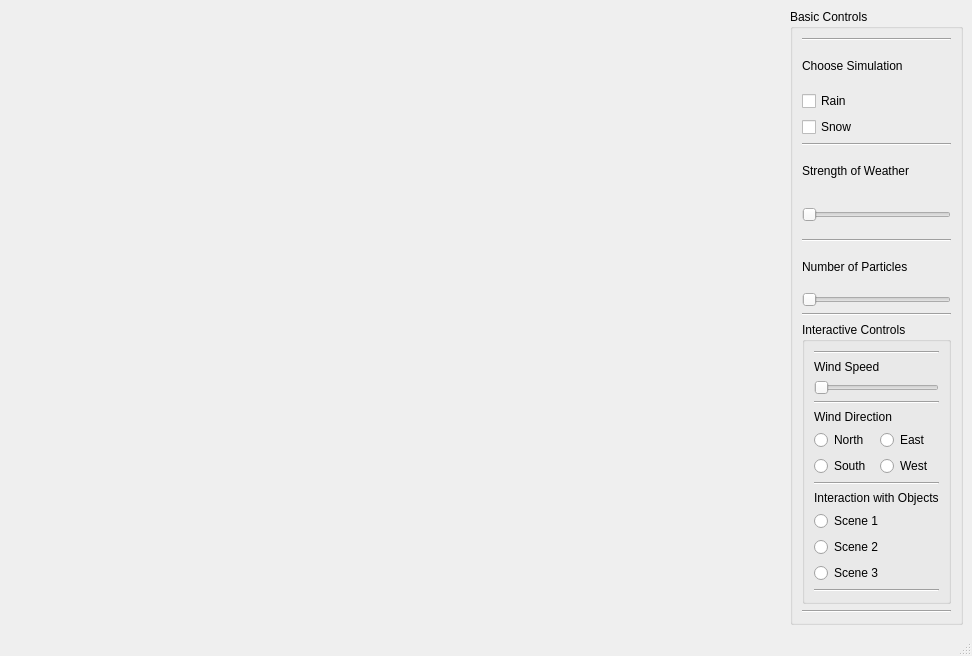
The window that ui/MainWindow.ui (edinamorris/AGSDT-Assignment) describes before a commit, drawn with Qt 5.
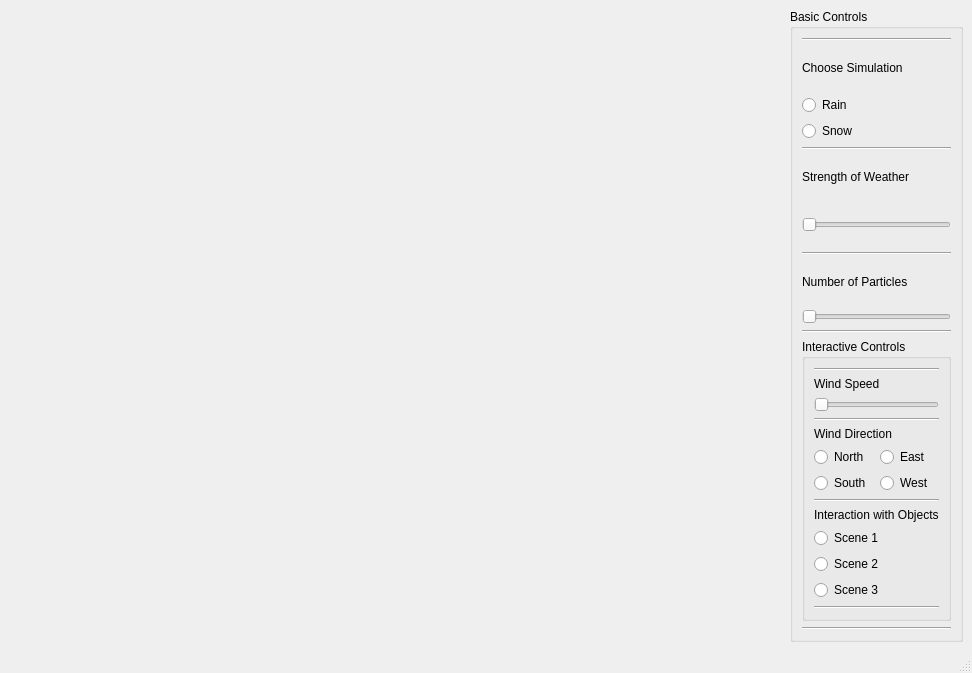
The same window after the commit.

The edit to the form file:
```diff
--- a/ui/MainWindow.ui
+++ b/ui/MainWindow.ui
@@ -7,7 +7,7 @@
     <x>0</x>
     <y>0</y>
     <width>972</width>
-    <height>656</height>
+    <height>673</height>
    </rect>
   </property>
   <property name="windowTitle">
@@ -34,63 +34,25 @@
        <string>Basic Controls</string>
       </property>
       <layout class="QGridLayout" name="gridLayout_2">
-       <item row="0" column="0">
-        <widget class="Line" name="line_4">
-         <property name="orientation">
-          <enum>Qt::Horizontal</enum>
-         </property>
-        </widget>
-       </item>
-       <item row="13" column="0">
-        <widget class="Line" name="line">
-         <property name="orientation">
-          <enum>Qt::Horizontal</enum>
-         </property>
-        </widget>
-       </item>
        <item row="2" column="0">
-        <widget class="QCheckBox" name="m_rain">
-         <property name="text">
-          <string>Rain</string>
-         </property>
-        </widget>
+        <layout class="QVBoxLayout" name="verticalLayout">
+         <item>
+          <widget class="QRadioButton" name="m_rain">
+           <property name="text">
+            <string>Rain</string>
+           </property>
+          </widget>
+         </item>
+         <item>
+          <widget class="QRadioButton" name="m_snow">
+           <property name="text">
+            <string>Snow</string>
+           </property>
+          </widget>
+         </item>
+        </layout>
        </item>
-       <item row="4" column="0">
-        <widget class="Line" name="line_3">
-         <property name="orientation">
-          <enum>Qt::Horizontal</enum>
-         </property>
-        </widget>
-       </item>
-       <item row="5" column="0">
-        <widget class="QLabel" name="label">
-         <property name="text">
-          <string>Strength of Weather</string>
-         </property>
-        </widget>
-       </item>
-       <item row="3" column="0">
-        <widget class="QCheckBox" name="m_snow">
-         <property name="text">
-          <string>Snow</string>
-         </property>
-        </widget>
-       </item>
-       <item row="9" column="0">
-        <widget class="QLabel" name="label_6">
-         <property name="text">
-          <string>Number of Particles</string>
-         </property>
-        </widget>
-       </item>
-       <item row="8" column="0">
-        <widget class="Line" name="line_9">
-         <property name="orientation">
-          <enum>Qt::Horizontal</enum>
-         </property>
-        </widget>
-       </item>
-       <item row="12" column="0">
+       <item row="11" column="0">
         <widget class="QGroupBox" name="groupBox">
          <property name="title">
           <string>Interactive Controls</string>
@@ -222,6 +184,13 @@
          </layout>
         </widget>
        </item>
+       <item row="10" column="0">
+        <widget class="Line" name="line_2">
+         <property name="orientation">
+          <enum>Qt::Horizontal</enum>
+         </property>
+        </widget>
+       </item>
        <item row="1" column="0">
         <widget class="QLabel" name="label_2">
          <property name="text">
@@ -229,7 +198,14 @@
          </property>
         </widget>
        </item>
-       <item row="7" column="0">
+       <item row="8" column="0">
+        <widget class="QLabel" name="label_6">
+         <property name="text">
+          <string>Number of Particles</string>
+         </property>
+        </widget>
+       </item>
+       <item row="6" column="0">
         <widget class="QSlider" name="weatherStrength">
          <property name="sizePolicy">
           <sizepolicy hsizetype="Preferred" vsizetype="Preferred">
@@ -242,15 +218,29 @@
          </property>
         </widget>
        </item>
-       <item row="11" column="0">
-        <widget class="Line" name="line_2">
+       <item row="7" column="0">
+        <widget class="Line" name="line_9">
          <property name="orientation">
           <enum>Qt::Horizontal</enum>
          </property>
         </widget>
        </item>
-       <item row="10" column="0">
-        <widget class="QSlider" name="horizontalSlider">
+       <item row="12" column="0">
+        <widget class="Line" name="line">
+         <property name="orientation">
+          <enum>Qt::Horizontal</enum>
+         </property>
+        </widget>
+       </item>
+       <item row="3" column="0">
+        <widget class="Line" name="line_3">
+         <property name="orientation">
+          <enum>Qt::Horizontal</enum>
+         </property>
+        </widget>
+       </item>
+       <item row="9" column="0">
+        <widget class="QSlider" name="m_heaviness">
          <property name="sizePolicy">
           <sizepolicy hsizetype="Ignored" vsizetype="Fixed">
            <horstretch>0</horstretch>
@@ -262,6 +252,20 @@
          </property>
         </widget>
        </item>
+       <item row="0" column="0">
+        <widget class="Line" name="line_4">
+         <property name="orientation">
+          <enum>Qt::Horizontal</enum>
+         </property>
+        </widget>
+       </item>
+       <item row="4" column="0">
+        <widget class="QLabel" name="label">
+         <property name="text">
+          <string>Strength of Weather</string>
+         </property>
+        </widget>
+       </item>
       </layout>
      </widget>
     </item>
```
Left out of the diff: 6 changed lines with no effect on the pictures.
